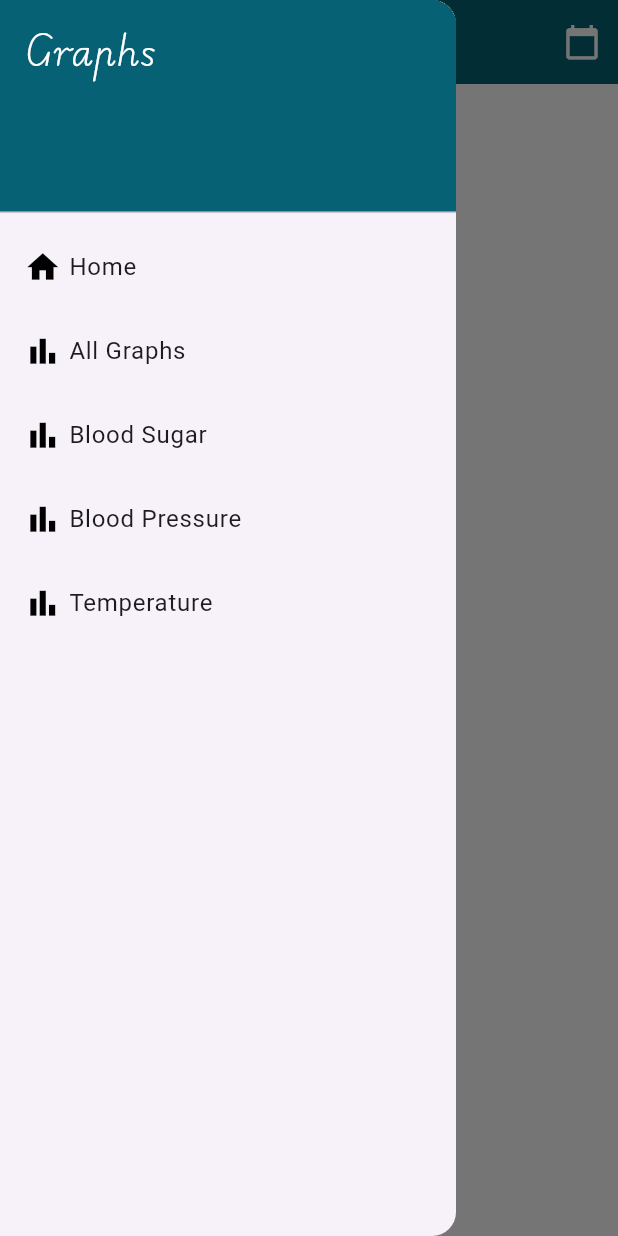
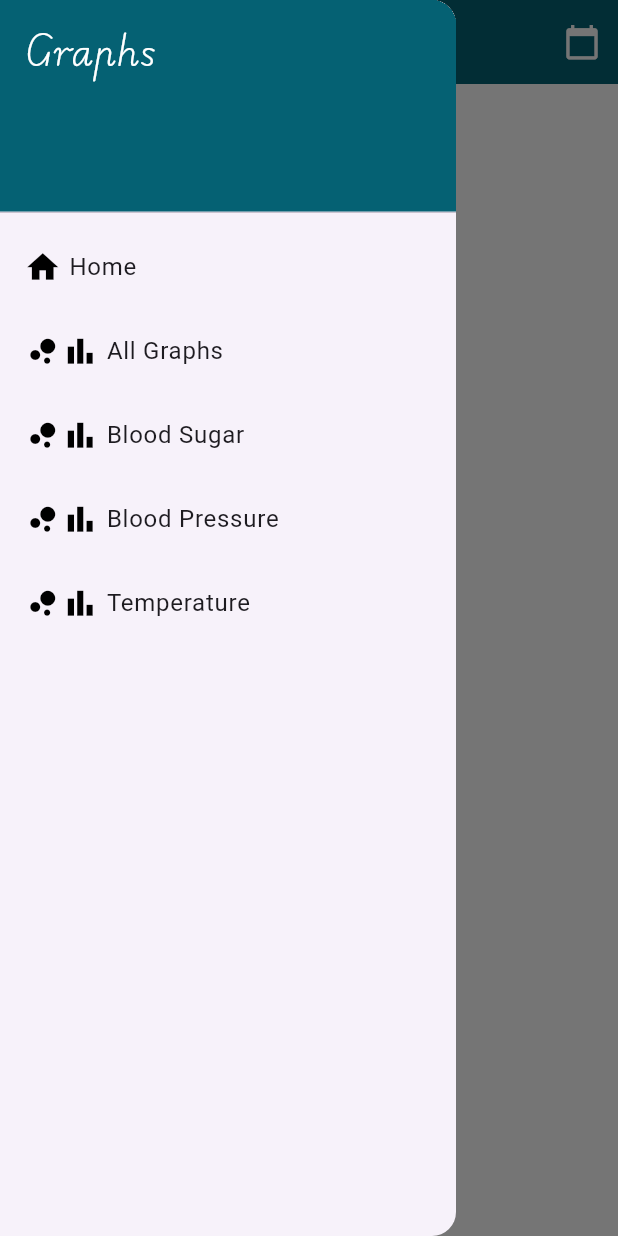
Before and after one commit to RawanSyed/glucograph, a Flutter app: the AllGraph screen opened directly with empty values, with the side drawer open, on a phone screen of 412 x 824 dp. Run offline on Flutter 3.47's test engine with Material 3 defaults, Android fonts, the phone set to English and light mode, and no system bars; our stand-ins replace fl_chart, flutter_screenutil, get, lottie; missing offline and left inert: mysql1.

Commit message:
Update charts.dart

```diff
--- a/lib/components/Scatter Plot/charts.dart
+++ b/lib/components/Scatter Plot/charts.dart
@@ -38,6 +38,7 @@ class _AllGraphState extends State<AllGraph> {
   }
 
   // دالة لاختيار التاريخ
+
   Future<void> _selectDateRange(BuildContext context) async {
     final DateTimeRange? picked = await showDateRangePicker(
       context: context,
@@ -120,6 +121,7 @@ class _AllGraphState extends State<AllGraph> {
             ),
             ListTile(
               title: Row(children: [
+                Icon(Icons.bubble_chart, color: Colors.black, size: 25),
                 Icon(Icons.bar_chart, color: Colors.black, size: 25),
                 SizedBox(
                   width: 5,
@@ -137,6 +139,7 @@ class _AllGraphState extends State<AllGraph> {
             ),
             ListTile(
               title: Row(children: [
+                Icon(Icons.bubble_chart, color: Colors.black, size: 25),
                 Icon(Icons.bar_chart, color: Colors.black, size: 25),
                 SizedBox(
                   width: 5,
@@ -154,6 +157,7 @@ class _AllGraphState extends State<AllGraph> {
             ),
             ListTile(
               title: Row(children: [
+                Icon(Icons.bubble_chart, color: Colors.black, size: 25),
                 Icon(Icons.bar_chart, color: Colors.black, size: 25),
                 SizedBox(
                   width: 5,
@@ -171,6 +175,7 @@ class _AllGraphState extends State<AllGraph> {
             ),
             ListTile(
               title: Row(children: [
+                Icon(Icons.bubble_chart, color: Colors.black, size: 25),
                 Icon(Icons.bar_chart, color: Colors.black, size: 25),
                 SizedBox(
                   width: 5,
@@ -192,8 +197,14 @@ class _AllGraphState extends State<AllGraph> {
       body: SingleChildScrollView(
         child: Column(
           children: [
+            SizedBox(
+              height: 20,
+            ),
+            // Display graphs conditionally
+
             // عرض الرسومات البيانية
             SizedBox(height: 20),
+
             if (showBloodSugar) ...[
               Container(
                 height: 700,
```
